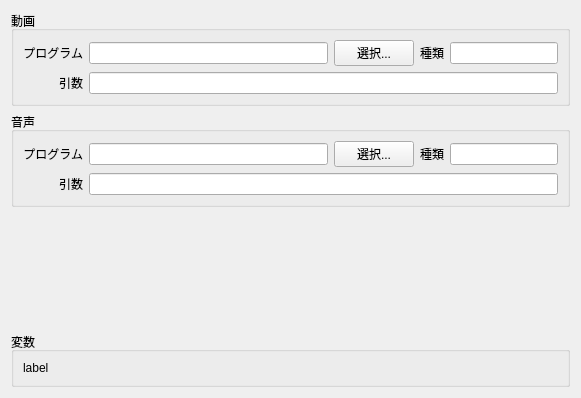
This is playeredit.ui in bookdraft/QPeerCastYP as Qt 5 draws it before an edit. The edited form follows.
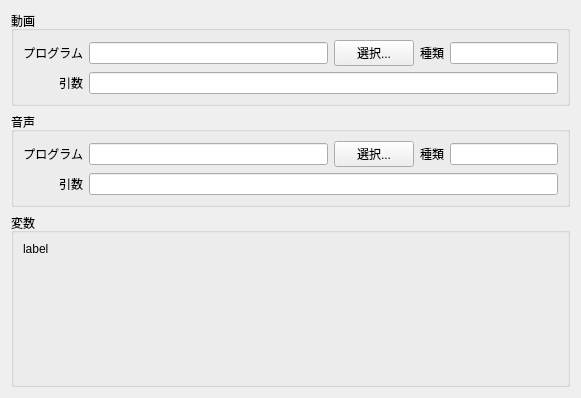
This is the edited form.

Patch:
```diff
--- a/playeredit.ui
+++ b/playeredit.ui
@@ -168,25 +168,12 @@
     </widget>
    </item>
    <item>
-    <spacer>
-     <property name="orientation" >
-      <enum>Qt::Vertical</enum>
-     </property>
-     <property name="sizeHint" >
-      <size>
-       <width>20</width>
-       <height>119</height>
-      </size>
-     </property>
-    </spacer>
-   </item>
-   <item>
-    <widget class="QGroupBox" name="groupBox" >
-     <property name="title" >
+    <widget class="QGroupBox" name="groupBox">
+     <property name="title">
       <string>変数</string>
      </property>
-     <property name="flat" >
-      <bool>true</bool>
+     <property name="flat">
+      <bool>false</bool>
      </property>
      <layout class="QVBoxLayout" >
       <item>
@@ -194,8 +181,8 @@
         <property name="text" >
          <string>label</string>
         </property>
-        <property name="alignment" >
-         <set>Qt::AlignBottom|Qt::AlignLeading|Qt::AlignLeft</set>
+        <property name="alignment">
+         <set>Qt::AlignLeading|Qt::AlignLeft|Qt::AlignTop</set>
         </property>
         <property name="wordWrap" >
          <bool>true</bool>
```
Left out of the diff: 203 changed lines with no effect on the pictures.
